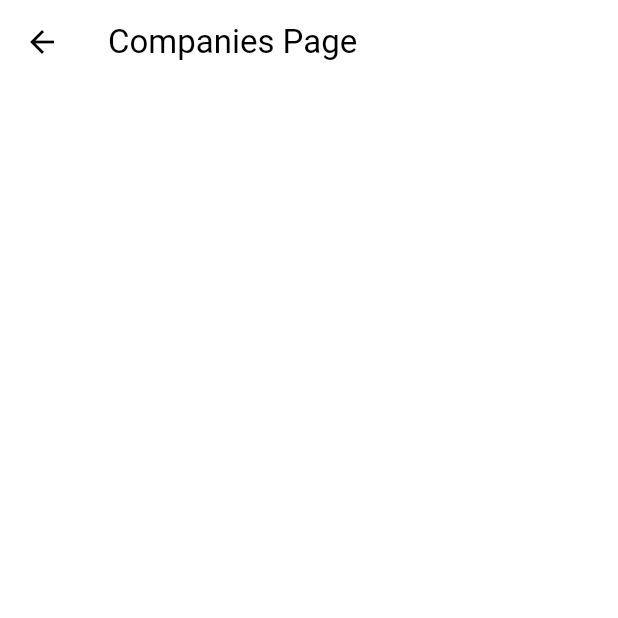
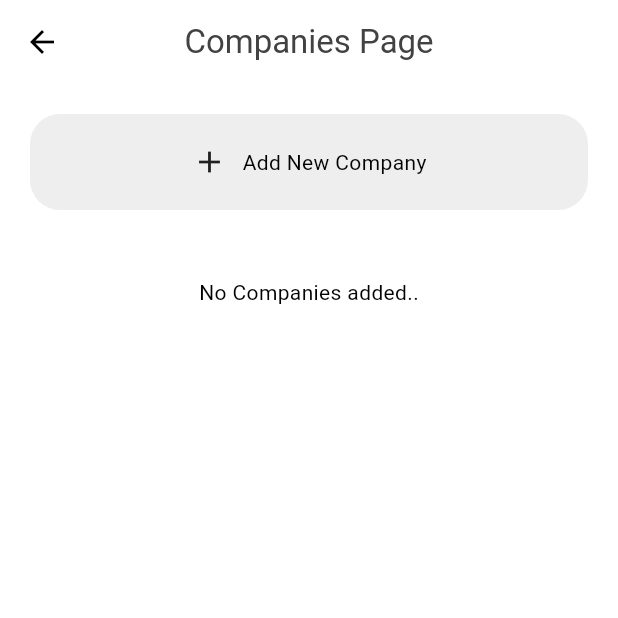
Before and after one commit to ravindu146/Job-Portal-Admin-App-Flutter-, a Flutter app: the CompaniesPage screen opened by its route, on a phone screen of 412 x 824 dp, the top half of it. Run offline on Flutter 3.47's test engine with Material 3 defaults, Android fonts, the light colour scheme and no system bars; our stand-ins replace cloud_firestore, firebase_auth, firebase_core; accounts and stored records are empty; network calls fail.

Commit message:
JobPortalAdmin : added companies page and add new company pages

```diff
--- /dev/null
+++ b/lib/components/my_add_button.dart
@@ -0,0 +1,31 @@
+import 'package:flutter/material.dart';
+
+class MyAddButon extends StatelessWidget {
+  final void Function()? onTap;
+  final String text;
+
+  const MyAddButon({super.key, required this.onTap, required this.text});
+
+  @override
+  Widget build(BuildContext context) {
+    return GestureDetector(
+        child: Container(
+          margin: EdgeInsets.all(20),
+          padding: EdgeInsets.all(20),
+          decoration: BoxDecoration(
+            borderRadius: BorderRadius.circular(20),
+            color: Theme.of(context).colorScheme.primary,
+          ),
+          child: Row(
+            mainAxisAlignment: MainAxisAlignment.center,
+            children: [
+              Icon(Icons.add),
+              SizedBox(width: 10),
+              Text(text),
+            ],
+          ),
+        ),
+        onTap: onTap // Use a lambda function or a separate method
+        );
+  }
+}
--- /dev/null
+++ b/lib/database/firestore.dart
@@ -0,0 +1,17 @@
+import 'package:cloud_firestore/cloud_firestore.dart';
+import 'package:firebase_auth/firebase_auth.dart';
+import 'package:flutter/material.dart';
+
+class FirestoreDatabase {
+  // Get current User
+  User? user = FirebaseAuth.instance.currentUser;
+
+  // Get companies list
+
+  Stream<QuerySnapshot> getCompaniesStream() {
+    final companiesStream =
+        FirebaseFirestore.instance.collection('companies').snapshots();
+
+    return companiesStream;
+  }
+}
--- a/lib/main.dart
+++ b/lib/main.dart
@@ -11,6 +11,7 @@ import 'package:job_portal_admin_app/theme/light_mode.dart';
 
 import 'auth/auth.dart';
 import 'pages/login_page.dart';
+import 'pages/new_company_page.dart';
 
 void main() async {
   WidgetsFlutterBinding.ensureInitialized();
@@ -34,7 +35,8 @@ class MyApp extends StatelessWidget {
         '/login_register_page': (context) => LoginOrRegister(),
         '/home_page': (context) => HomePage(),
         '/profile_page': (context) => ProfilePage(),
-        '/companies_page': (context) => CompaniesPage()
+        '/companies_page': (context) => CompaniesPage(),
+        '/add_new_company': (context) => NewCompanyPage(),
       },
     );
   }
--- a/lib/pages/companies_page.dart
+++ b/lib/pages/companies_page.dart
@@ -1,13 +1,91 @@
+import 'package:flutter/foundation.dart';
 import 'package:flutter/material.dart';
+import 'package:job_portal_admin_app/components/my_add_button.dart';
+import 'package:job_portal_admin_app/database/firestore.dart';
 
 class CompaniesPage extends StatelessWidget {
-  const CompaniesPage({super.key});
+  CompaniesPage({Key? key}) : super(key: key);
+
+  final FirestoreDatabase database = FirestoreDatabase();
+
+  void redirectToNewPage(BuildContext context) {
+    Navigator.pushNamed(context, '/add_new_company');
+  }
 
   @override
   Widget build(BuildContext context) {
     return Scaffold(
       appBar: AppBar(
-        title: Text('Companies Page'),
+        title: Text(
+          'Companies Page',
+          style: TextStyle(color: Theme.of(context).colorScheme.inversePrimary),
+        ),
+        centerTitle: true,
+      ),
+      body: Column(
+        children: [
+          // Add new company button
+          MyAddButon(
+              onTap: () {
+                redirectToNewPage(context);
+              },
+              text: 'Add New Company'),
+
+          // List of Companies
+
+          Expanded(
+            child: StreamBuilder(
+              stream: database.getCompaniesStream(),
+              builder: (context, snapshot) {
+                // Show loading Circle
+                if (snapshot.connectionState == ConnectionState.waiting) {
+                  return Center(child: CircularProgressIndicator());
+                }
+
+                // Handle the error (e.g., display an error message)
+                if (snapshot.hasError) {
+                  return Center(child: Text('Error loading companies.'));
+                }
+
+                // Get All companies
+                final companies = snapshot.data!.docs;
+
+                // no Data?
+                if (snapshot.data == null || companies.isEmpty) {
+                  return Column(
+                    mainAxisAlignment: MainAxisAlignment.start,
+                    children: [
+                      Center(
+                          child: Padding(
+                        padding: const EdgeInsets.all(25),
+                        child: Text('No Companies added..'),
+                      )),
+                    ],
+                  );
+                }
+
+                // return as a list
+                return ListView.builder(
+                    itemCount: companies.length,
+                    itemBuilder: (context, index) {
+                      // Get individual Company
+                      final company = companies[index];
+
+                      // Get data from each company
+                      final String name = company['name'];
+                      final String address = company['address'];
+                      final String addedBy = company['added_by'];
+
+                      // Return as a list tile
+                      return ListTile(
+                        title: Text("${name} - ${address}"),
+                        subtitle: Text(addedBy),
+                      );
+                    });
+              },
+            ),
+          )
+        ],
       ),
     );
   }
```
Also changed, not shown: lib/pages/new_company_page.dart (added, +107 -0 lines).
